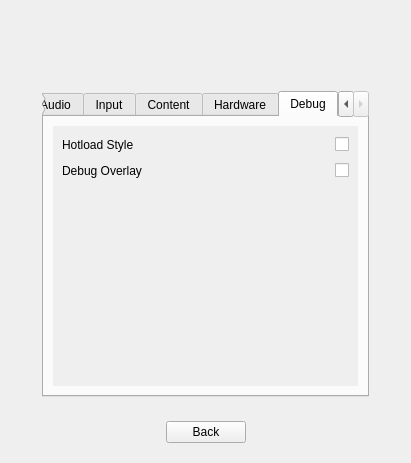
Before: the Qt Designer form src/SettingsScreen.ui in RemotelyChaotic/JOIPEngine, drawn with Qt 5.
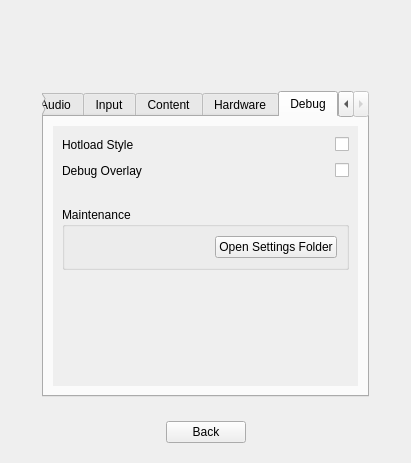
After: the same form once the commit is applied. The open tabs and pages were chosen to show the change. Custom widgets are drawn as their Qt base class.

Commit message: Button to open the Engine Settings folder added to debug tab

Patch:
```diff
--- a/src/SettingsScreen.ui
+++ b/src/SettingsScreen.ui
@@ -2029,6 +2029,69 @@
              </layout>
             </widget>
            </item>
+           <item>
+            <spacer name="verticalSpacer_11">
+             <property name="orientation">
+              <enum>Qt::Vertical</enum>
+             </property>
+             <property name="sizeType">
+              <enum>QSizePolicy::Fixed</enum>
+             </property>
+             <property name="sizeHint" stdset="0">
+              <size>
+               <width>20</width>
+               <height>20</height>
+              </size>
+             </property>
+            </spacer>
+           </item>
+           <item>
+            <widget class="QGroupBox" name="groupBox_2">
+             <property name="title">
+              <string>Maintenance</string>
+             </property>
+             <layout class="QVBoxLayout" name="verticalLayout_5">
+              <item>
+               <widget class="QWidget" name="pOpenSettingsFolderContainer" native="true">
+                <layout class="QHBoxLayout" name="horizontalLayout_28">
+                 <property name="leftMargin">
+                  <number>0</number>
+                 </property>
+                 <property name="topMargin">
+                  <number>0</number>
+                 </property>
+                 <property name="rightMargin">
+                  <number>0</number>
+                 </property>
+                 <property name="bottomMargin">
+                  <number>0</number>
+                 </property>
+                 <item>
+                  <spacer name="horizontalSpacer_31">
+                   <property name="orientation">
+                    <enum>Qt::Horizontal</enum>
+                   </property>
+                   <property name="sizeHint" stdset="0">
+                    <size>
+                     <width>148</width>
+                     <height>20</height>
+                    </size>
+                   </property>
+                  </spacer>
+                 </item>
+                 <item>
+                  <widget class="QPushButton" name="pOpenSettingsFolderButton">
+                   <property name="text">
+                    <string>Open Settings Folder</string>
+                   </property>
+                  </widget>
+                 </item>
+                </layout>
+               </widget>
+              </item>
+             </layout>
+            </widget>
+           </item>
            <item>
             <spacer name="verticalSpacer_4">
              <property name="orientation">
```
The commit also changes 3 other files.
